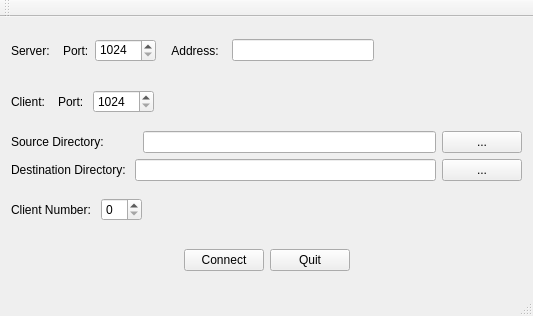
Old version of the form Client/mainwindow.ui in the repository MelissaDiArt/Backup-Distribuido.
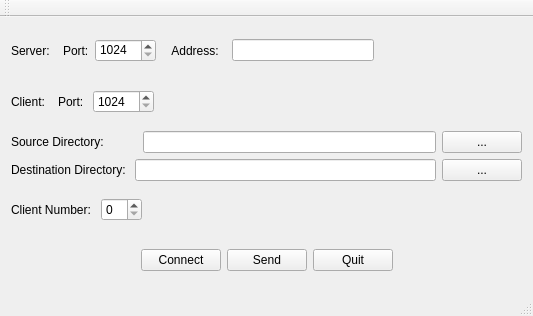
New version of the form.

```diff
--- a/Client/mainwindow.ui
+++ b/Client/mainwindow.ui
@@ -308,6 +308,13 @@
             </property>
            </widget>
           </item>
+          <item>
+           <widget class="QPushButton" name="SendPushButton">
+            <property name="text">
+             <string>Send</string>
+            </property>
+           </widget>
+          </item>
           <item>
            <widget class="QPushButton" name="QuitPushButton">
             <property name="sizePolicy">
```
